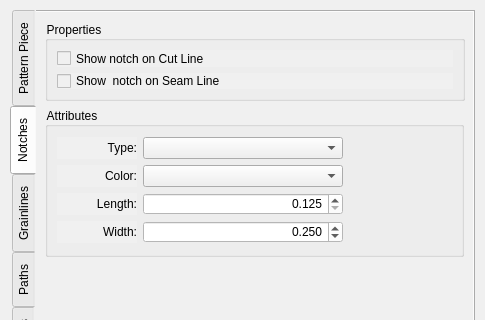
This is src/app/seamly2d/dialogs/configpages/preferencespatternpage.ui in FashionFreedom/Seamly2D as Qt 5 draws it before an edit; both pictures show x 0 to 485 and y 0 to 320 of the 485 by 570 pixel window. The edited form follows.
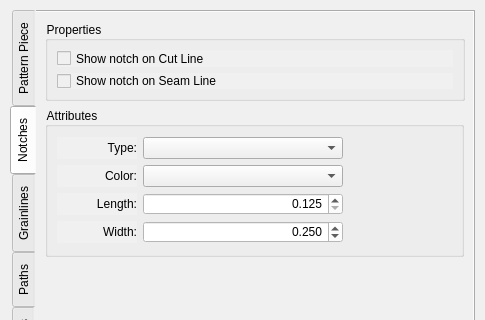
This is the edited form. Icons and pictures are not drawn. Custom widgets are drawn as their Qt base class.

```diff
--- a/src/app/seamly2d/dialogs/configpages/preferencespatternpage.ui
+++ b/src/app/seamly2d/dialogs/configpages/preferencespatternpage.ui
@@ -248,7 +248,7 @@
            <string>Show notch on both the seam allowance and seam line.</string>
           </property>
           <property name="text">
-           <string>Show  notch on Seam Line</string>
+           <string>Show notch on Seam Line</string>
           </property>
          </widget>
         </item>
```
